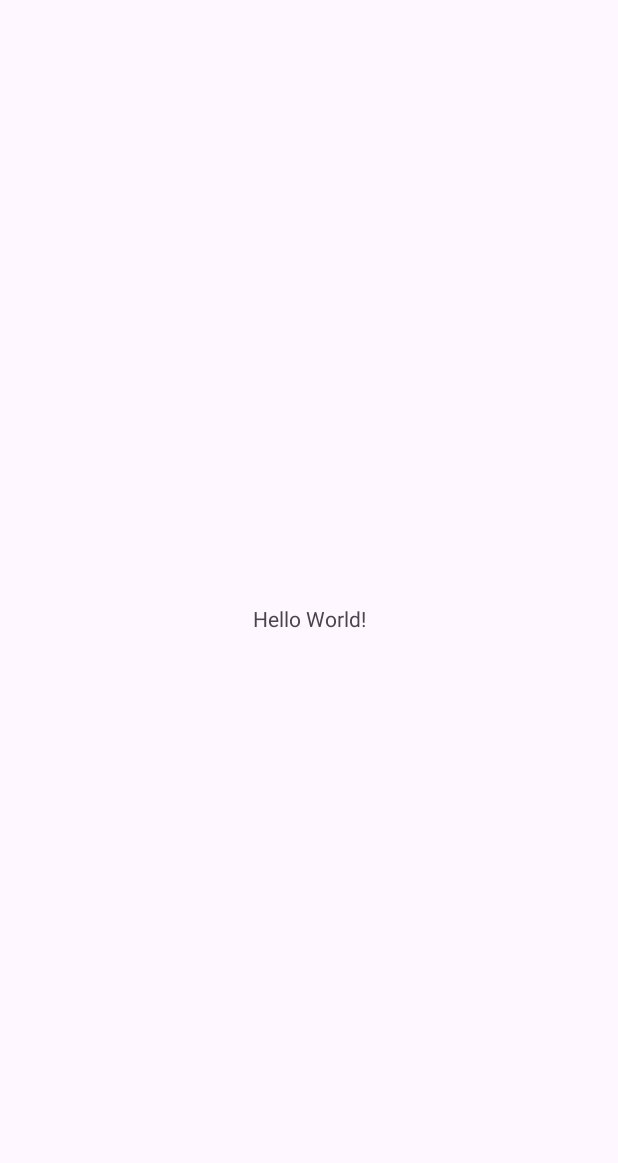
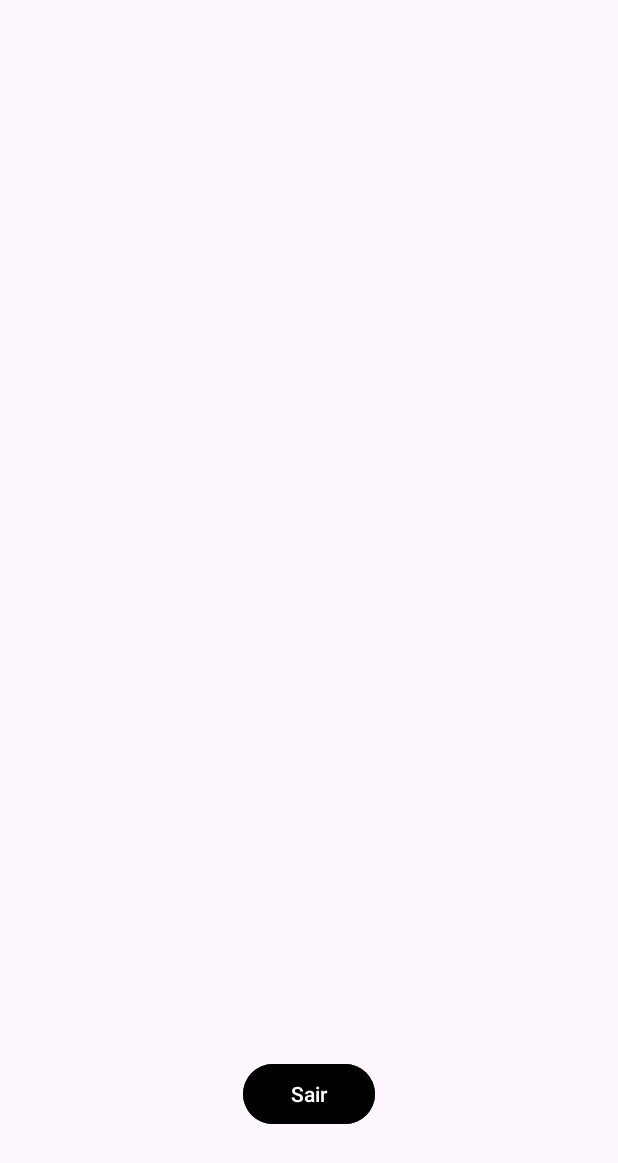
Before and after one commit to mrlmuriloWS/aprendaSProvaEmDupla, an Android app: the screen it shows after launch (MainActivity), on a phone screen of 412 x 824 dp. Before the commit the part shown is almost empty. Shown: the top 1163 px of the screen. Run offline under Robolectric (Android 15) with nearby library versions, the phone set to English and light mode, and no system bars.

Commit message:
[FEATURE] Botão de sair

```diff
--- a/app/src/main/java/com/parana/tiktaktoeaprendas/MainActivity.kt
+++ b/app/src/main/java/com/parana/tiktaktoeaprendas/MainActivity.kt
@@ -1,20 +1,23 @@
 package com.parana.tiktaktoeaprendas
 
 import android.os.Bundle
+import android.widget.Button
 import androidx.activity.enableEdgeToEdge
 import androidx.appcompat.app.AppCompatActivity
 import androidx.core.view.ViewCompat
 import androidx.core.view.WindowInsetsCompat
 
 class MainActivity : AppCompatActivity() {
+
+    private lateinit var btSair: Button
+
     override fun onCreate(savedInstanceState: Bundle?) {
         super.onCreate(savedInstanceState)
-        enableEdgeToEdge()
         setContentView(R.layout.activity_main)
-        ViewCompat.setOnApplyWindowInsetsListener(findViewById(R.id.main)) { v, insets ->
-            val systemBars = insets.getInsets(WindowInsetsCompat.Type.systemBars())
-            v.setPadding(systemBars.left, systemBars.top, systemBars.right, systemBars.bottom)
-            insets
+
+        btSair = findViewById(R.id.bt_sair)
+        btSair.setOnClickListener{
+            finish()
         }
     }
 }
--- a/app/src/main/res/layout/activity_main.xml
+++ b/app/src/main/res/layout/activity_main.xml
@@ -7,13 +7,15 @@
     android:layout_height="match_parent"
     tools:context=".MainActivity">
 
-    <TextView
+    <Button
+        android:id="@+id/bt_sair"
         android:layout_width="wrap_content"
         android:layout_height="wrap_content"
-        android:text="Hello World!"
+        android:backgroundTint="@color/black"
+        android:text="Sair"
         app:layout_constraintBottom_toBottomOf="parent"
         app:layout_constraintEnd_toEndOf="parent"
         app:layout_constraintStart_toStartOf="parent"
-        app:layout_constraintTop_toTopOf="parent" />
-
+        app:layout_constraintTop_toTopOf="parent"
+        app:layout_constraintVertical_bias="0.909" />
 </androidx.constraintlayout.widget.ConstraintLayout>
```
